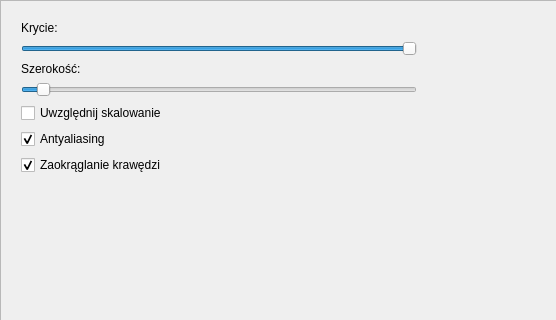
First picture: the form in view/brushwidget.ui, repository jm4R/TouchImage, before the edit; both pictures show x 0 to 556 and y 0 to 320 of the 857 by 518 pixel window.
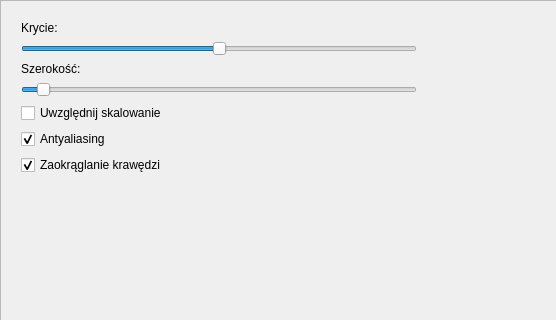
Second picture: the form after the edit.

The edit to the form file:
```diff
--- a/view/brushwidget.ui
+++ b/view/brushwidget.ui
@@ -39,7 +39,7 @@
          <number>255</number>
         </property>
         <property name="value">
-         <number>255</number>
+         <number>128</number>
         </property>
         <property name="orientation">
          <enum>Qt::Horizontal</enum>
```
